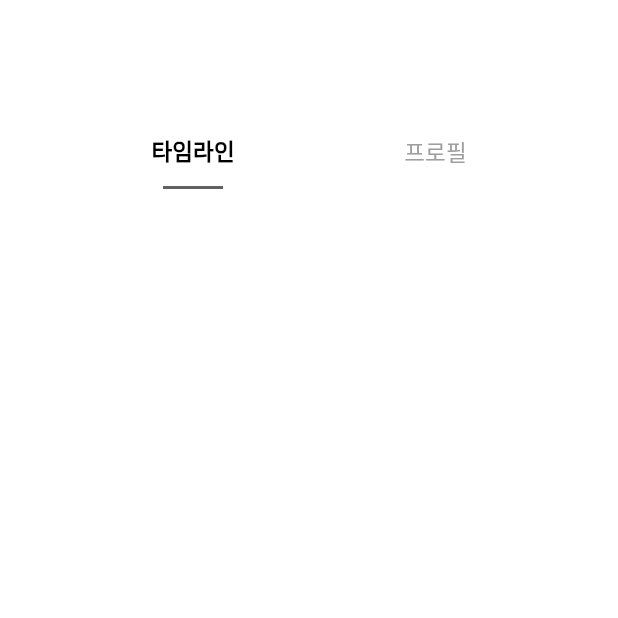
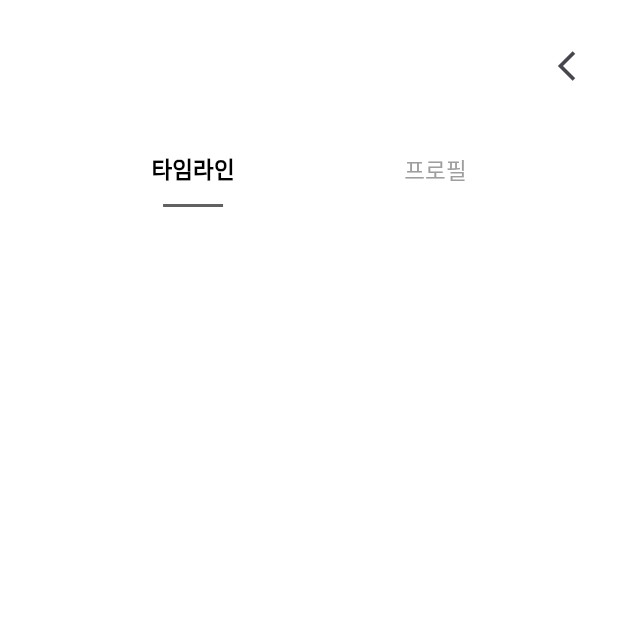
Before and after one commit to Hansung-Gourmet/flutter-app, a Flutter app: the MyPageScreen screen opened directly, on a phone screen of 412 x 824 dp, the top half of it. Run offline on Flutter 3.47's test engine with Material 3 defaults, Android fonts, the phone set to English and light mode, and no system bars; our stand-ins replace cached_network_image, cloud_firestore, firebase_auth, firebase_core, firebase_storage, geolocator and 4 more; missing offline and left inert: dart:ffi, firebase_app_check; accounts and stored records are empty.

Commit message:
updata : backbutton

```diff
--- a/gourmet/lib/screens/myPageScreen.dart
+++ b/gourmet/lib/screens/myPageScreen.dart
@@ -72,10 +72,24 @@ class _MyPageScreenState extends State<MyPageScreen> {
                                 SizedBox(
                                   width: 30,
                                 ),
-                                Text(userData["Nickname"],style: TextStyle(
-                                  fontWeight: FontWeight.w700,
-                                  fontSize: 25
-                                ),)
+                                Expanded(
+                                  child: Row(
+                                    mainAxisAlignment: MainAxisAlignment.spaceBetween,
+                                    children: [
+                                      Text(userData["Nickname"],style: TextStyle(
+                                        fontWeight: FontWeight.w700,
+                                        fontSize: 25
+                                      ),),
+                                      IconButton(
+                                          padding: EdgeInsets.only(right: 20),
+                                          onPressed: (){
+                                            Navigator.pop(context);
+                                          },
+                                          icon: Icon(Icons.arrow_back_ios_sharp)
+                                      )
+                                    ],
+                                  ),
+                                )
                               ],
                             ),
                             SizedBox(
```
